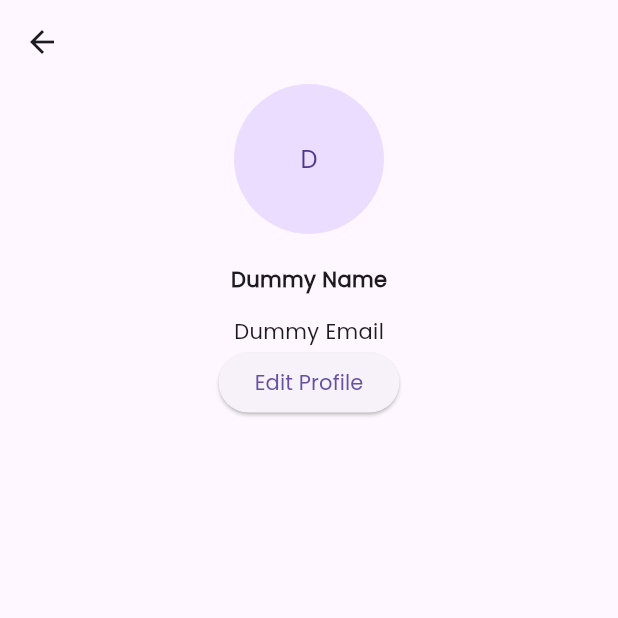
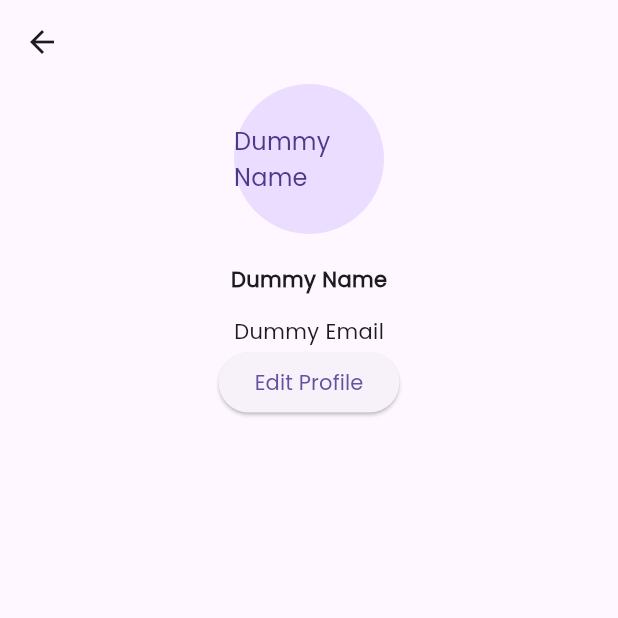
Before and after one commit to Clmokaya/Globalchat_app, a Flutter app: the DashboardScreen screen opened directly, in the side drawer, after a tap on "Profile", on a phone screen of 412 x 824 dp, the top half of it. Run offline on Flutter 3.47's test engine with Material 3 defaults, Android fonts, the phone set to English and light mode, and no system bars; our stand-ins replace cloud_firestore, firebase_auth, firebase_core, google_sign_in; accounts and stored records are empty.

```diff
--- a/lib/screens/dashboard_screen.dart
+++ b/lib/screens/dashboard_screen.dart
@@ -73,7 +73,8 @@ class _DashboardScreenState extends State<DashboardScreen> {
                     );
                   },
                   leading: CircleAvatar(
-                    child: Text(userProvider.userName[0]),
+                    backgroundColor: Colors.deepPurple[500],
+                    child: Text(userProvider.userName),
                   ),
                   title: Text(
                     userProvider.userName,
--- a/lib/screens/profile_screen.dart
+++ b/lib/screens/profile_screen.dart
@@ -30,7 +30,7 @@ class _ProfileScreenState extends State<ProfileScreen> {
         child: Column(
           crossAxisAlignment: CrossAxisAlignment.center,
           children: [
-            CircleAvatar(radius: 50, child: Text(userProvider.userName[0])),
+            CircleAvatar(radius: 50, child: Text(userProvider.userName)),
             SizedBox(
               height: 20,
             ),
```
Also changed, not shown: lib/controllers/login_controller.dart (+0 -26 lines), lib/controllers/signup_controller.dart (+33 -0 lines), lib/screens/signup_screen.dart (+9 -3 lines).
